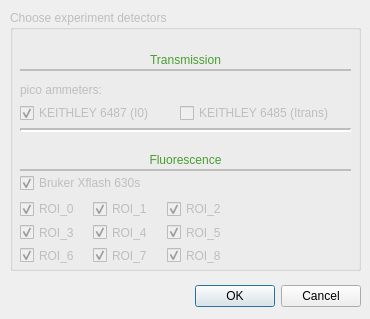
Old version of the form ui/mapDetectors.ui in the repository SESAME-Synchrotron/HESEBScanTool.
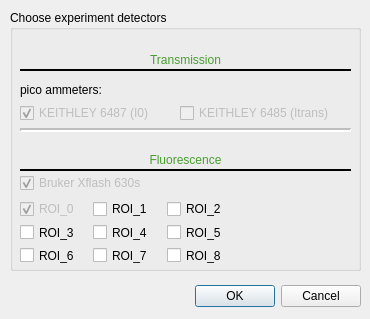
New version of the form.

Commit message: uncheck ROIs selection

```diff
--- a/ui/mapDetectors.ui
+++ b/ui/mapDetectors.ui
@@ -34,7 +34,7 @@
   </widget>
   <widget class="QGroupBox" name="groupBox">
    <property name="enabled">
-    <bool>false</bool>
+    <bool>true</bool>
    </property>
    <property name="geometry">
     <rect>
@@ -240,6 +240,9 @@
     </property>
    </widget>
    <widget class="QWidget" name="layoutWidget">
+    <property name="enabled">
+     <bool>true</bool>
+    </property>
     <property name="geometry">
      <rect>
       <x>10</x>
@@ -267,26 +270,26 @@
        <item>
         <widget class="QCheckBox" name="ROI_3">
          <property name="enabled">
-          <bool>false</bool>
+          <bool>true</bool>
          </property>
          <property name="text">
           <string>ROI_3</string>
          </property>
          <property name="checked">
-          <bool>true</bool>
+          <bool>false</bool>
          </property>
         </widget>
        </item>
        <item>
         <widget class="QCheckBox" name="ROI_6">
          <property name="enabled">
-          <bool>false</bool>
+          <bool>true</bool>
          </property>
          <property name="text">
           <string>ROI_6</string>
          </property>
          <property name="checked">
-          <bool>true</bool>
+          <bool>false</bool>
          </property>
         </widget>
        </item>
@@ -297,39 +300,39 @@
        <item>
         <widget class="QCheckBox" name="ROI_1">
          <property name="enabled">
-          <bool>false</bool>
+          <bool>true</bool>
          </property>
          <property name="text">
           <string>ROI_1</string>
          </property>
          <property name="checked">
-          <bool>true</bool>
+          <bool>false</bool>
          </property>
         </widget>
        </item>
        <item>
         <widget class="QCheckBox" name="ROI_4">
          <property name="enabled">
-          <bool>false</bool>
+          <bool>true</bool>
          </property>
          <property name="text">
           <string>ROI_4</string>
          </property>
          <property name="checked">
-          <bool>true</bool>
+          <bool>false</bool>
          </property>
         </widget>
        </item>
        <item>
         <widget class="QCheckBox" name="ROI_7">
          <property name="enabled">
-          <bool>false</bool>
+          <bool>true</bool>
          </property>
          <property name="text">
           <string>ROI_7</string>
          </property>
          <property name="checked">
-          <bool>true</bool>
+          <bool>false</bool>
          </property>
         </widget>
        </item>
@@ -340,39 +343,39 @@
        <item>
         <widget class="QCheckBox" name="ROI_2">
          <property name="enabled">
-          <bool>false</bool>
+          <bool>true</bool>
          </property>
          <property name="text">
           <string>ROI_2</string>
          </property>
          <property name="checked">
-          <bool>true</bool>
+          <bool>false</bool>
          </property>
         </widget>
        </item>
        <item>
         <widget class="QCheckBox" name="ROI_5">
          <property name="enabled">
-          <bool>false</bool>
+          <bool>true</bool>
          </property>
          <property name="text">
           <string>ROI_5</string>
          </property>
          <property name="checked">
-          <bool>true</bool>
+          <bool>false</bool>
          </property>
         </widget>
        </item>
        <item>
         <widget class="QCheckBox" name="ROI_8">
          <property name="enabled">
-          <bool>false</bool>
+          <bool>true</bool>
          </property>
          <property name="text">
           <string>ROI_8</string>
          </property>
          <property name="checked">
-          <bool>true</bool>
+          <bool>false</bool>
          </property>
         </widget>
        </item>
```
The commit also changes 2 other files.
